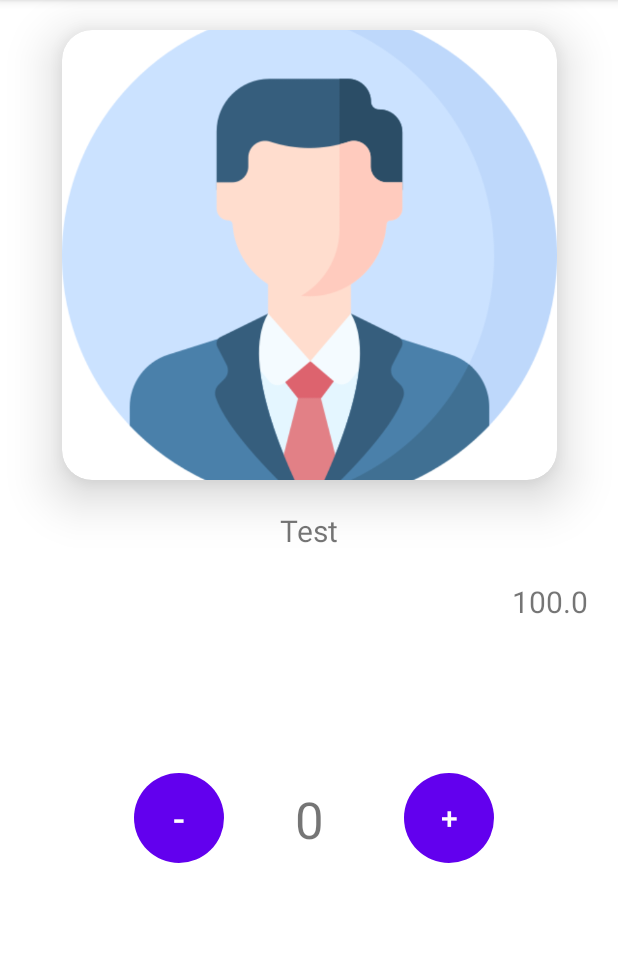
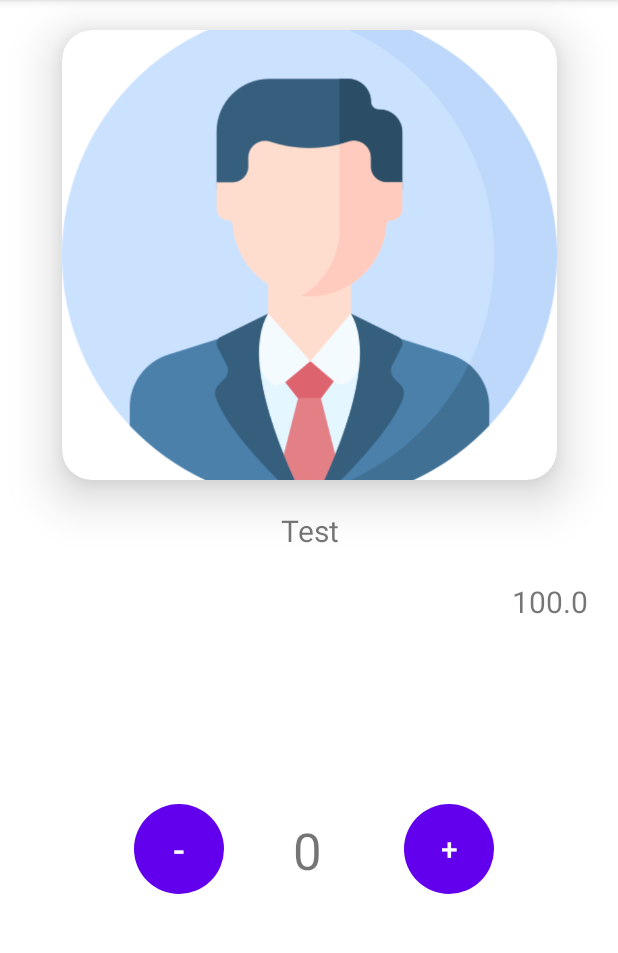
Before and after one commit to Gavsh96/Kamuko, an Android app: the fragment MenuDescFragment placed in its activity, on a phone screen of 412 x 824 dp, the part 84-1037 px from its top. Run offline under Robolectric (Android 15) with nearby library versions, the phone set to English and light mode, and no system bars; 1 statement that could not run was skipped.

```diff
--- a/app/src/main/res/layout/fragment_menu_desc.xml
+++ b/app/src/main/res/layout/fragment_menu_desc.xml
@@ -12,11 +12,11 @@
         android:layout_width="wrap_content"
         android:layout_height="wrap_content"
         android:layout_margin="20dp"
+        app:cardCornerRadius="20dp"
+        app:cardElevation="20dp"
         app:layout_constraintLeft_toLeftOf="parent"
         app:layout_constraintRight_toRightOf="parent"
-        app:layout_constraintTop_toTopOf="parent"
-        app:cardCornerRadius="20dp"
-        app:cardElevation="20dp">
+        app:layout_constraintTop_toTopOf="parent">
 
         <ImageView
             android:id="@+id/menuImage"
@@ -30,10 +30,11 @@
 
     <TextView
         android:id="@+id/menuText"
-        android:layout_width="wrap_content"
+        android:layout_width="323dp"
         android:layout_height="wrap_content"
         android:layout_gravity="center"
         android:layout_margin="20dp"
+        android:textAlignment="center"
         android:textSize="20dp"
         app:layout_constraintLeft_toLeftOf="parent"
         app:layout_constraintRight_toRightOf="parent"
@@ -58,38 +59,39 @@
         android:id="@+id/quantity"
         android:layout_width="wrap_content"
         android:layout_height="wrap_content"
-        android:layout_marginTop="156dp"
+        android:layout_marginTop="224dp"
+        android:text="0"
         android:textSize="34sp"
-        android:text="0"
         app:layout_constraintEnd_toEndOf="parent"
+        app:layout_constraintHorizontal_bias="0.498"
         app:layout_constraintStart_toStartOf="parent"
-        app:layout_constraintTop_toBottomOf="@+id/menuText"
+        app:layout_constraintTop_toBottomOf="@+id/card1"
         tools:text="10" />
 
     <Button
         android:id="@+id/minusButton"
         android:layout_width="60dp"
         android:layout_height="60dp"
-        android:layout_marginTop="148dp"
+        android:layout_marginTop="216dp"
         android:background="@drawable/rounded_button"
         android:text="-"
         android:textSize="24dp"
         app:layout_constraintEnd_toEndOf="parent"
         app:layout_constraintHorizontal_bias="0.253"
         app:layout_constraintStart_toStartOf="parent"
-        app:layout_constraintTop_toBottomOf="@+id/menuText" />
+        app:layout_constraintTop_toBottomOf="@+id/card1" />
 
     <Button
         android:id="@+id/plusButton"
         android:layout_width="60dp"
         android:layout_height="60dp"
-        android:layout_marginTop="148dp"
+        android:layout_marginTop="216dp"
         android:background="@drawable/rounded_button"
         android:text="+"
         android:textSize="20dp"
         app:layout_constraintEnd_toEndOf="parent"
         app:layout_constraintHorizontal_bias="0.766"
         app:layout_constraintStart_toStartOf="parent"
-        app:layout_constraintTop_toBottomOf="@+id/menuText" />
+        app:layout_constraintTop_toBottomOf="@+id/card1" />
 
 </androidx.constraintlayout.widget.ConstraintLayout>
```
Also changed, not shown: app/src/main/java/com/example/kamuko/MainActivity.java (+18 -12 lines).
